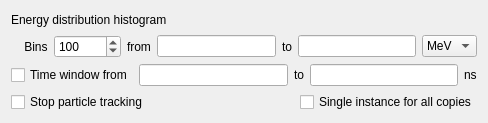
andrmor/ANTS3bundle, file ants3bundle/src/ants3/gui/geom/aparticleanalyzerwidget.ui: the form before one commit.
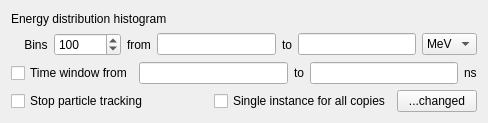
The form after the commit.

```diff
--- a/ants3bundle/src/ants3/gui/geom/aparticleanalyzerwidget.ui
+++ b/ants3bundle/src/ants3/gui/geom/aparticleanalyzerwidget.ui
@@ -144,6 +144,13 @@
        </property>
       </widget>
      </item>
+     <item>
+      <widget class="QPushButton" name="pbChanged">
+       <property name="text">
+        <string>...changed</string>
+       </property>
+      </widget>
+     </item>
     </layout>
    </item>
   </layout>
```
Left out of the diff: 155 changed lines with no effect on the pictures.
